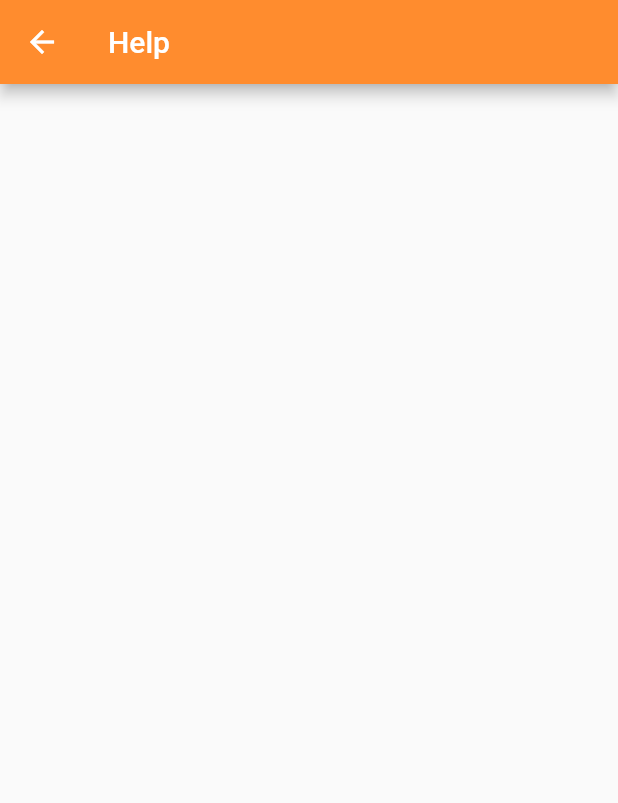
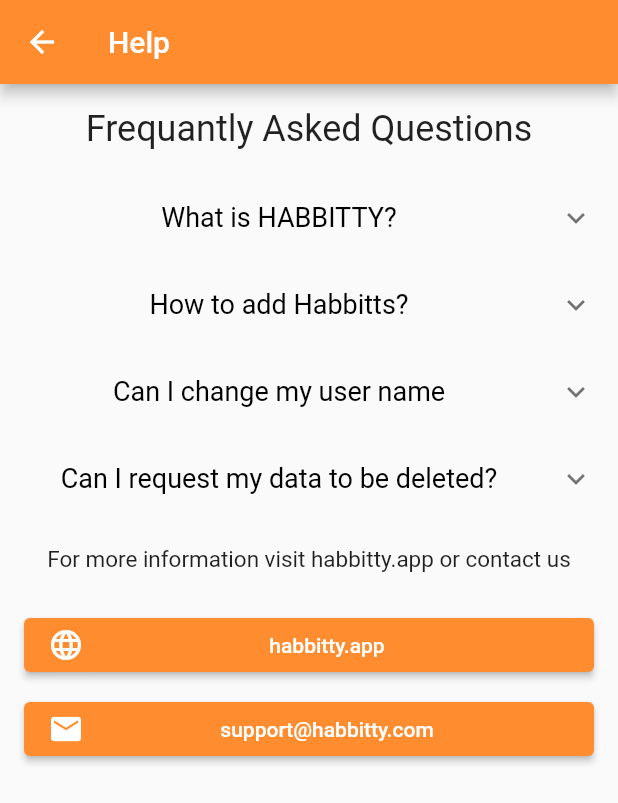
Before and after one commit to YilmazBatal/Habbitty-App, a Flutter app: the HelpPage screen opened directly, on a phone screen of 412 x 824 dp. Shown: the top 803 px of the screen. Run offline on Flutter 3.47's test engine with Material 2 defaults, Android fonts, the phone set to English and light mode, and no system bars; our stand-ins replace google_fonts, gradient_widgets, percent_indicator, syncfusion_flutter_calendar; Roboto replaces fonts that are missing (Sniglet).

Commit message:
Support Page Front-End Completed

```diff
--- a/lib/Pages/help.dart
+++ b/lib/Pages/help.dart
@@ -1,3 +1,5 @@
+// ignore_for_file: non_constant_identifier_names
+
 import 'package:flutter/material.dart';
 import 'package:habbitty/main.dart';
 
@@ -11,6 +13,104 @@ class HelpPage extends StatelessWidget {
         backgroundColor: lightOrange,
         title: const Text("Help"),
       ),
+      body: Column(
+        children: [
+          Expanded(
+            child: SingleChildScrollView(
+              scrollDirection: Axis.vertical,
+              child: Container(
+
+                child: Column(
+                  children: [
+                    const Padding(
+                      padding: EdgeInsets.only(top: 16, left: 16, right: 16, bottom: 16),
+                        child: Text("Frequantly Asked Questions",
+                        style: TextStyle(
+                          fontSize: 24
+                        ),
+                      ),
+                    ),
+                    FAQItem("What is HABBITTY?", "bla bla bla"),
+                    FAQItem("How to add Habbitts?", "bla bla bla"),
+                    FAQItem("Can I change my user name", "bla bla bla"),
+                    FAQItem("Can I request my data to be deleted?", "bla bla bla"),
+                    const Padding(
+                      padding: EdgeInsets.only(top: 16, left: 16, right: 16, bottom: 16),
+                      child: Text("For more information visit habbitty.app or contact us",
+                      textAlign: TextAlign.center,
+                        style: TextStyle(
+                          fontSize: 15
+                        ),
+                      ),
+                    ),
+                    Padding(
+                      padding: const EdgeInsets.symmetric(vertical: 8.0, horizontal: 16),
+                      child: ElevatedButton(
+                        onPressed: (){},
+                        style: ElevatedButton.styleFrom(
+                          backgroundColor: lightOrange,
+                        ),
+                        child: const Row(
+                          mainAxisAlignment: MainAxisAlignment.spaceBetween,
+                          children: [
+                            Icon(Icons.language),
+                            Text("habbitty.app", textAlign: TextAlign.center,),
+                            Text(""),
+                          ],
+                        )
+                      ),
+                    ),
+                    Padding(
+                      padding: const EdgeInsets.symmetric(horizontal: 16),
+                      child: ElevatedButton(
+                        onPressed: (){},
+                        style: ElevatedButton.styleFrom(
+                          backgroundColor: lightOrange,
+                        ),
+                        child: const Row(
+                          mainAxisAlignment: MainAxisAlignment.spaceBetween,
+                          children: [
+                            Icon(Icons.mail),
+                            Text("support@habbitty.com", textAlign: TextAlign.center,),
+                            Text(""),
+                          ],
+                        )
+                      ),
+                    ),
+                  ],
+                ),
+              ),
+            ),
+          )
+        ],
+      ),
+    );
+  }
+
+  ExpansionTile FAQItem(String myTitle, String myDescription) {
+    return ExpansionTile(
+      backgroundColor: Colors.white,
+      iconColor: lightOrange,
+      title: Text(
+        myTitle,
+        style: const TextStyle(
+          color: Colors.black,
+          fontSize: 18,
+        ),
+        textAlign: TextAlign.center,
+      ),
+      children: [
+        Padding(
+          padding: const EdgeInsets.only(left: 8, right: 8, bottom: 8),
+          child: Text(
+            myDescription,
+            style:  const TextStyle(fontSize: 15),
+            // maxLines: 3,
+            softWrap: true,
+            textAlign: TextAlign.start,
+          ),
+        ),
+      ],
     );
   }
 }
```
Also changed, not shown: lib/Pages/privacypolicypage.dart (+34 -0 lines), lib/main.dart (+10 -5 lines).
